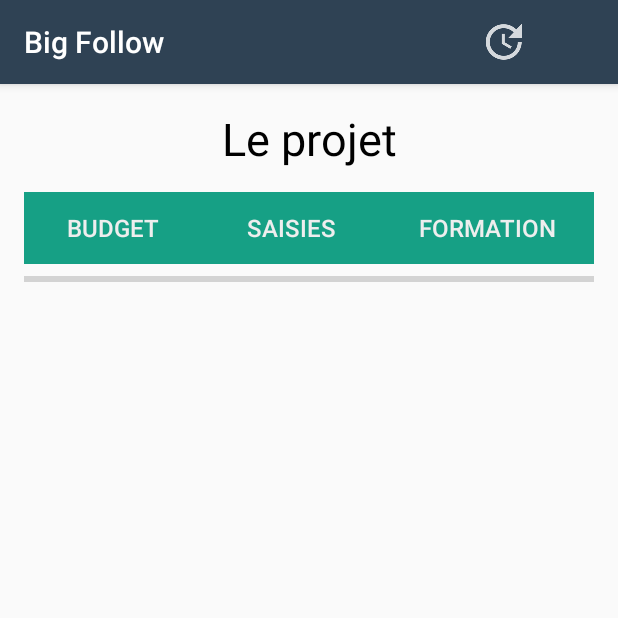
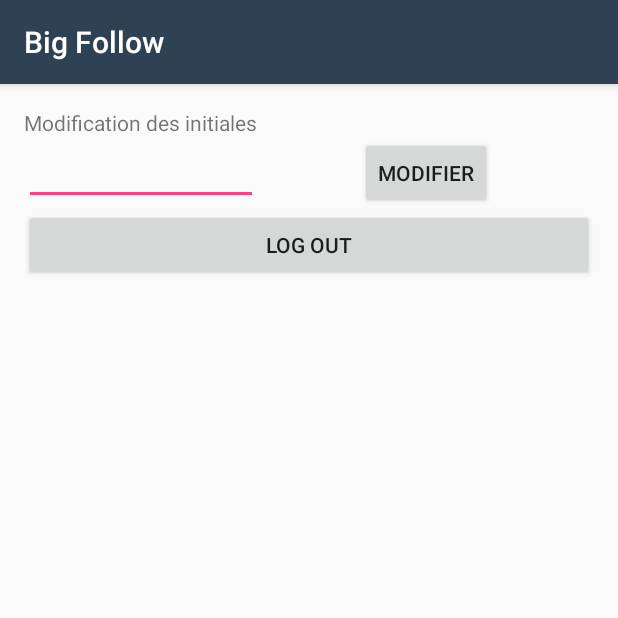
Before and after one commit to lauriencls/BigFollow, an Android app: the ActivityDetailsProjet screen opened directly, with no data from a screen before it, after a tap on an icon or button, on a phone screen of 412 x 824 dp, the top half of it. Run offline under Robolectric (Android 15) with nearby library versions, the phone set to English and light mode, and no system bars; pictures from the network do not load.

Commit message:
Modifications initiales et Logout dans un élément du menu

```diff
--- a/app/src/main/AndroidManifest.xml
+++ b/app/src/main/AndroidManifest.xml
@@ -46,6 +46,7 @@ miage.fr.gestionprojet.models.SaisieCharge" />
         <activity android:name=".vues.ActivityIndicateursSaisieCharge" />
         <activity android:name=".vues.ActivityDetailsIndicateursSaisieCharge" />
         <activity android:name=".vues.ActivityGestionDesInitials" />
+        <activity android:name=".vues.ActivityMenuInitiales" />
         <activity
             android:name=".vues.ActionsActivity"
             android:screenOrientation="portrait"
--- a/app/src/main/java/miage/fr/gestionprojet/vues/ActionsActivity.java
+++ b/app/src/main/java/miage/fr/gestionprojet/vues/ActionsActivity.java
@@ -273,6 +273,7 @@ public class ActionsActivity extends AppCompatActivity implements View.OnClickLi
 
     @Override
     public boolean onOptionsItemSelected(MenuItem item) {
+        Intent intent;
         switch (item.getItemId()) {
             case R.id.nom:
                 refreshAdapter(DaoAction.loadActionsOrderByNomAndDate(dateSaisie,idProjet));
@@ -287,9 +288,11 @@ public class ActionsActivity extends AppCompatActivity implements View.OnClickLi
                 showPopUp("phase");
                 return true;
             case R.id.initial_utilisateur:
+                intent = new Intent(ActionsActivity.this, ActivityMenuInitiales.class);
+                startActivity(intent);
                 return true;
             case R.id.charger_donnees:
-                Intent intent = new Intent(ActionsActivity.this, ChargementDonnees.class);
+                 intent = new Intent(ActionsActivity.this, ChargementDonnees.class);
                 startActivity(intent);
                 return true;
         }
--- a/app/src/main/java/miage/fr/gestionprojet/vues/ActivityBudget.java
+++ b/app/src/main/java/miage/fr/gestionprojet/vues/ActivityBudget.java
@@ -113,13 +113,16 @@ public class ActivityBudget extends AppCompatActivity {
     }
 
     public boolean onOptionsItemSelected(MenuItem item) {
+        Intent intent;
         int id = item.getItemId();
         //noinspection SimplifiableIfStatement
         switch(id){
             case R.id.initial_utilisateur:
+                intent = new Intent(ActivityBudget.this, ActivityMenuInitiales.class);
+                startActivity(intent);
                 return true;
             case R.id.charger_donnees:
-                Intent intent = new Intent(ActivityBudget.this, ChargementDonnees.class);
+                intent = new Intent(ActivityBudget.this, ChargementDonnees.class);
                 startActivity(intent);
                 return true;
 
--- a/app/src/main/java/miage/fr/gestionprojet/vues/ActivityDetailsIndicateursSaisieCharge.java
+++ b/app/src/main/java/miage/fr/gestionprojet/vues/ActivityDetailsIndicateursSaisieCharge.java
@@ -103,13 +103,16 @@ public class ActivityDetailsIndicateursSaisieCharge extends AppCompatActivity {
     }
 
     public boolean onOptionsItemSelected(MenuItem item) {
+        Intent intent;
         int id = item.getItemId();
         //noinspection SimplifiableIfStatement
         switch(id){
             case R.id.initial_utilisateur:
+                intent = new Intent(ActivityDetailsIndicateursSaisieCharge.this, ActivityMenuInitiales.class);
+                startActivity(intent);
                 return true;
             case R.id.charger_donnees:
-                Intent intent = new Intent(ActivityDetailsIndicateursSaisieCharge.this, ChargementDonnees.class);
+                 intent = new Intent(ActivityDetailsIndicateursSaisieCharge.this, ChargementDonnees.class);
                 startActivity(intent);
                 return true;
 
--- a/app/src/main/java/miage/fr/gestionprojet/vues/ActivityDetailsProjet.java
+++ b/app/src/main/java/miage/fr/gestionprojet/vues/ActivityDetailsProjet.java
@@ -195,13 +195,16 @@ public class ActivityDetailsProjet extends AppCompatActivity {
     }
 
     public boolean onOptionsItemSelected(MenuItem item) {
+        Intent intent;
         int id = item.getItemId();
         //noinspection SimplifiableIfStatement
         switch(id){
             case R.id.initial_utilisateur:
+                intent = new Intent(ActivityDetailsProjet.this, ActivityMenuInitiales.class);
+                startActivity(intent);
                 return true;
             case R.id.charger_donnees:
-                Intent intent = new Intent(ActivityDetailsProjet.this, ChargementDonnees.class);
+                intent = new Intent(ActivityDetailsProjet.this, ChargementDonnees.class);
                 startActivity(intent);
                 return true;
 
--- a/app/src/main/java/miage/fr/gestionprojet/vues/ActivityIndicateursSaisieCharge.java
+++ b/app/src/main/java/miage/fr/gestionprojet/vues/ActivityIndicateursSaisieCharge.java
@@ -100,11 +100,14 @@ public class ActivityIndicateursSaisieCharge extends AppCompatActivity {
     // action à réaliser pour chaque item du menu
     @Override
     public boolean onOptionsItemSelected(MenuItem item) {
+        Intent intent;
         switch (item.getItemId()) {
             case R.id.initial_utilisateur:
+                intent = new Intent(ActivityIndicateursSaisieCharge.this, ActivityMenuInitiales.class);
+                startActivity(intent);
                 return true;
             case R.id.charger_donnees:
-                Intent intent = new Intent(ActivityIndicateursSaisieCharge.this, ChargementDonnees.class);
+                intent = new Intent(ActivityIndicateursSaisieCharge.this, ChargementDonnees.class);
                 startActivity(intent);
                 return true;
             case R.id.menu_trie_utilisateur:
--- /dev/null
+++ b/app/src/main/java/miage/fr/gestionprojet/vues/ActivityMenuInitiales.java
@@ -0,0 +1,74 @@
+package miage.fr.gestionprojet.vues;
+
+import android.content.Intent;
+import android.os.Bundle;
+import android.support.annotation.NonNull;
+import android.support.v7.app.AppCompatActivity;
+import android.util.Log;
+import android.view.View;
+import android.widget.Button;
+import android.widget.EditText;
+import android.widget.Toast;
+
+import com.google.android.gms.tasks.OnCompleteListener;
+import com.google.android.gms.tasks.Task;
+
+import miage.fr.gestionprojet.R;
+import miage.fr.gestionprojet.models.LoggedUser;
+import miage.fr.gestionprojet.models.dao.DaoRessource;
+
+/**
+ * Created by Rushnak on 11/04/2018.
+ */
+
+public class ActivityMenuInitiales  extends AppCompatActivity  {
+
+    private Button logOutButton;
+    private Button modifyButton;
+    private EditText initialesEdit;
+    private String initialUtilisateur = null;
+
+    @Override
+    protected void onCreate(Bundle savedInstanceState) {
+        super.onCreate(savedInstanceState);
+        setContentView(R.layout.activity_menu_initiales);
+
+        initialUtilisateur = LoggedUser.getInstance().getInitials();
+        logOutButton = (Button) findViewById(R.id.log_out_button);
+        modifyButton = (Button) findViewById(R.id.initiale_edit_button);
+        initialesEdit = (EditText) findViewById(R.id.initiale_edit);
+
+        initialesEdit.setText(LoggedUser.getInstance().getInitials());
+
+        logOutButton.setOnClickListener(new View.OnClickListener() {
+            @Override
+            public void onClick(View v) {
+                signOut();
+                Intent intent = new Intent(ActivityMenuInitiales.this,ActivityConnexion.class);
+                startActivity(intent);
+            }
+        });
+        modifyButton.setOnClickListener(new View.OnClickListener() {
+            @Override
+            public void onClick(View v) {
+                DaoRessource daoRessource = new DaoRessource();
+                daoRessource.modifyInitiale(initialUtilisateur, initialesEdit.getText().toString());
+                LoggedUser.getInstance().setInitials(initialesEdit.getText().toString());
+                Toast toast = Toast.makeText(ActivityMenuInitiales.this.getBaseContext(), "Modifications effectuées, elles s'afficheront au prochain démarrage de l'application", Toast.LENGTH_LONG);
+                toast.show();
+            }
+        });
+    }
+
+
+
+    private void signOut() {
+        ActivityConnexion.mGoogleSignInClient.signOut()
+                .addOnCompleteListener(this, new OnCompleteListener<Void>() {
+                    @Override
+                    public void onComplete(@NonNull Task<Void> task) {
+                        LoggedUser.getInstance().setCurrentUser(null);
+                    }
+                });
+    }
+}
--- a/app/src/main/java/miage/fr/gestionprojet/vues/ActivityMesures.java
+++ b/app/src/main/java/miage/fr/gestionprojet/vues/ActivityMesures.java
@@ -52,13 +52,16 @@ public class ActivityMesures extends AppCompatActivity {
 
     @Override
     public boolean onOptionsItemSelected(MenuItem item) {
+        Intent intent;
         int id = item.getItemId();
         //noinspection SimplifiableIfStatement
         switch(id){
             case R.id.initial_utilisateur:
+                intent = new Intent(ActivityMesures.this, ActivityMenuInitiales.class);
+                startActivity(intent);
                 return true;
             case R.id.charger_donnees:
-                Intent intent = new Intent(ActivityMesures.this, ChargementDonnees.class);
+                intent = new Intent(ActivityMesures.this, ChargementDonnees.class);
                 startActivity(intent);
                 return true;
 
--- a/app/src/main/java/miage/fr/gestionprojet/vues/MainActivity.java
+++ b/app/src/main/java/miage/fr/gestionprojet/vues/MainActivity.java
@@ -55,6 +55,7 @@ public class MainActivity  extends AppCompatActivity {
         lstProjets = daoProjet.getProjetEnCours(new Date());
         liste = (ListView) findViewById(R.id.listViewProjet);
 
+
         // si le nombre de projet en cours est supérieur à 1 on affiche une liste
         if(lstProjets.size()>1) {
             final ArrayAdapter<Projet> adapter = new ArrayAdapter<Projet>(this, android.R.layout.simple_list_item_1, lstProjets);
@@ -104,12 +105,15 @@ public class MainActivity  extends AppCompatActivity {
     @Override
     public boolean onOptionsItemSelected(MenuItem item) {
         int id = item.getItemId();
+        Intent intent;
         //noinspection SimplifiableIfStatement
         switch(id){
             case R.id.initial_utilisateur:
+                intent = new Intent(MainActivity.this, ActivityMenuInitiales.class);
+                startActivity(intent);
                 return true;
             case R.id.charger_donnees:
-                Intent intent = new Intent(MainActivity.this, ChargementDonnees.class);
+                intent = new Intent(MainActivity.this, ChargementDonnees.class);
                 startActivity(intent);
                 return true;
 
--- /dev/null
+++ b/app/src/main/res/layout/activity_menu_initiales.xml
@@ -0,0 +1,56 @@
+<?xml version="1.0" encoding="utf-8"?>
+<RelativeLayout
+    xmlns:android="http://schemas.android.com/apk/res/android"
+    android:layout_width="match_parent"
+    android:layout_height="match_parent"
+    android:paddingBottom="@dimen/activity_vertical_margin"
+    android:paddingLeft="@dimen/activity_horizontal_margin"
+    android:paddingRight="@dimen/activity_horizontal_margin"
+    android:paddingTop="@dimen/activity_vertical_margin">
+
+    <TextView
+        android:id="@+id/initiale_title"
+        android:layout_width="fill_parent"
+        android:layout_height="wrap_content"
+        android:text = "Modification des initiales"
+        />
+
+    <LinearLayout
+        android:id="@+id/initiales_linear_layout"
+
+        android:layout_height="wrap_content"
+        android:layout_width="fill_parent"
+        android:layout_below="@id/initiale_title">
+
+
+        <EditText
+            android:id="@+id/initiale_edit"
+            android:layout_width="wrap_content"
+            android:layout_height="wrap_content"
+            android:layout_weight="1" />
+
+        <RelativeLayout
+            android:layout_width="wrap_content"
+            android:layout_height="wrap_content"
+            android:orientation="horizontal"
+            android:layout_weight="1">
+        <Button
+            android:id="@+id/initiale_edit_button"
+            android:layout_width="wrap_content"
+            android:layout_height="wrap_content"
+            android:text="Modifier"
+            android:layout_centerHorizontal="true"
+            />
+
+        </RelativeLayout>
+
+    </LinearLayout>
+
+    <Button
+        android:id="@+id/log_out_button"
+        android:layout_width="fill_parent"
+        android:layout_height="wrap_content"
+        android:layout_below="@id/initiales_linear_layout"
+        android:text="Log Out"/>
+
+</RelativeLayout>
```
Also changed, not shown: app/src/main/java/miage/fr/gestionprojet/models/dao/DaoRessource.java (+9 -0 lines), app/src/main/java/miage/fr/gestionprojet/vues/ActivityConnexion.java (+2 -12 lines), app/src/main/java/miage/fr/gestionprojet/vues/FormationsActivity.java (+14 -0 lines).
